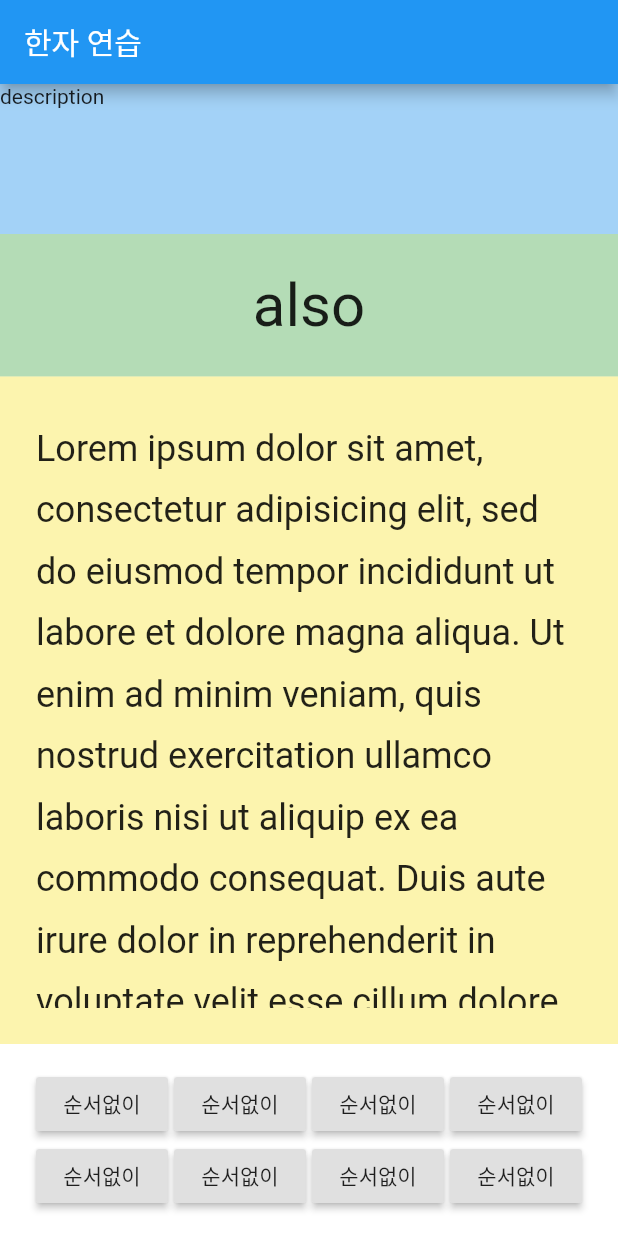
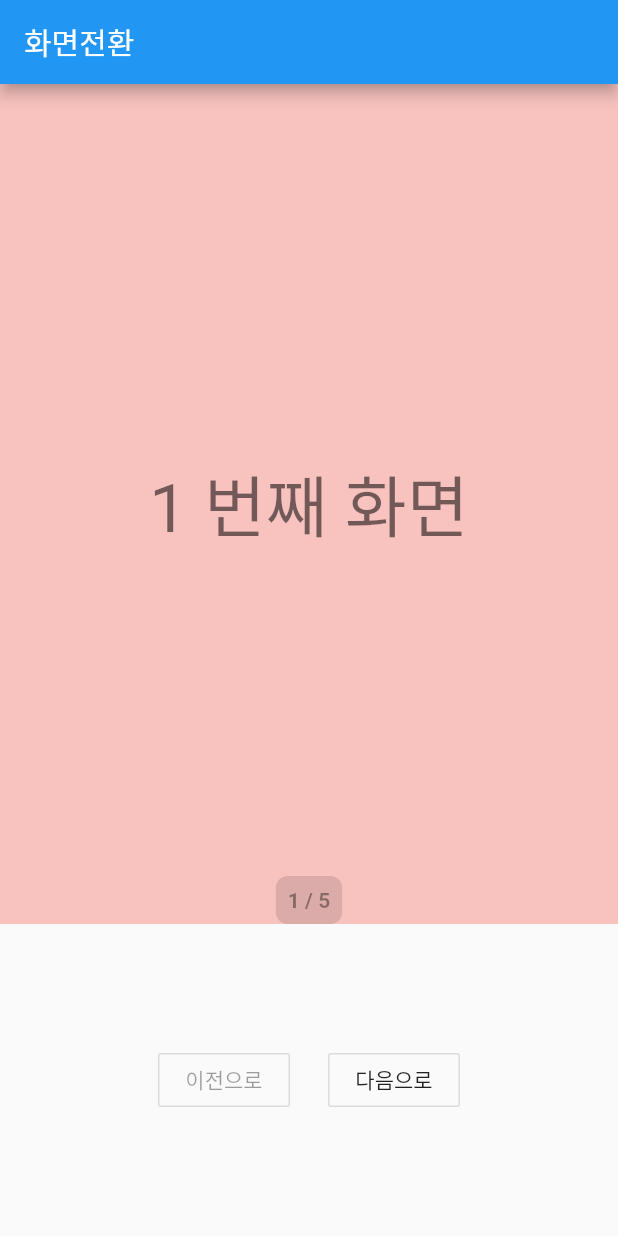
Before and after one commit to ChiwanAhn/flutter_custom_widgets, a Flutter app: the screen it shows after launch, on a phone screen of 412 x 824 dp. Run offline on Flutter 3.47's test engine with Material 2 defaults, Android fonts, the phone set to English and light mode, and no system bars; our stand-ins replace get.

Commit message:
pageview layout 설명

```diff
--- a/lib/main.dart
+++ b/lib/main.dart
@@ -20,102 +20,126 @@ class MyApp extends StatelessWidget {
   }
 }
 
-class LayoutScreen extends StatelessWidget {
+class LayoutScreen extends StatefulWidget {
   const LayoutScreen({Key key}) : super(key: key);
 
   @override
+  _LayoutScreenState createState() => _LayoutScreenState();
+}
+
+class _LayoutScreenState extends State<LayoutScreen> {
+  PageController _controller;
+  int _currentIndex = 0;
+
+  @override
+  void initState() {
+    _controller = PageController();
+    _controller.addListener(() {
+      // FIXME: 다음으로 이동할때 page가 x.5 보다 클때만 _currentIndex를 업데이트
+      // 이전으로 이동할때 page가 x.5 보다 작을때만 _currentIndex를 업데이트
+      setState(() {
+        _currentIndex = _controller.page.toInt();
+      });
+    });
+    super.initState();
+  }
+
+  @override
   Widget build(BuildContext context) {
+    final int _length = 5;
     return Scaffold(
       appBar: AppBar(
-        title: Text('한자 연습'),
-        centerTitle: false,
+        title: Text('화면전환'),
       ),
       body: Column(
-        crossAxisAlignment: CrossAxisAlignment.stretch,
         children: <Widget>[
-          Container(
-            color: Colors.blue.withOpacity(0.4),
-            height: 100,
-            child: Text('description'),
-          ),
-          Container(
-            color: Colors.green.withOpacity(0.4),
-            padding: const EdgeInsets.symmetric(horizontal: 24, vertical: 24),
-            child: Center(
-              child: Text(
-                'also',
-                textAlign: TextAlign.center,
-                style: TextStyle(
-                  fontSize: 40,
-                ),
+          Expanded(
+            child: Container(
+              color: Colors.red.withOpacity(0.3),
+              child: Stack(
+                fit: StackFit.expand,
+                children: <Widget>[
+                  PageView.builder(
+                    controller: _controller,
+                    itemCount: _length,
+                    itemBuilder: (context, index) {
+                      return Container(
+                        child: Center(
+                          child: Text(
+                            '${index + 1} 번째 화면',
+                            style: Get.textTheme.headline3,
+                          ),
+                        ),
+                      );
+                    },
+                  ),
+                  Align(
+                    alignment: Alignment.bottomCenter,
+                    child: SafeArea(
+                      child: Container(
+                        decoration: BoxDecoration(
+                          color: Colors.black12,
+                          borderRadius: BorderRadius.circular(8),
+                        ),
+                        padding: const EdgeInsets.symmetric(
+                            horizontal: 8, vertical: 8),
+                        child: Text(
+                          '${_currentIndex + 1} / $_length',
+                          style: TextStyle(
+                            color: Colors.black38,
+                            fontWeight: FontWeight.bold,
+                          ),
+                        ),
+                      ),
+                    ),
+                  ),
+                ],
               ),
             ),
           ),
-          _buildScrollable(),
-          _buildButtons(),
+          Padding(
+            padding: const EdgeInsets.symmetric(horizontal: 80, vertical: 80),
+            child: SafeArea(
+              child: Row(
+                mainAxisAlignment: MainAxisAlignment.spaceEvenly,
+                children: <Widget>[
+                  OutlineButton(
+                    onPressed: _currentIndex > 0
+                        ? () {
+                            _controller.animateToPage(
+                              _currentIndex - 1,
+                              duration: Duration(milliseconds: 200),
+                              curve: Curves.easeInOut,
+                            );
+                          }
+                        : null,
+                    child: Text('이전으로'),
+                  ),
+                  OutlineButton(
+                    onPressed: _currentIndex < _length - 1
+                        ? () {
+                            _controller.animateToPage(
+                              _currentIndex + 1,
+                              duration: Duration(milliseconds: 200),
+                              curve: Curves.easeInOut,
+                            );
+                          }
+                        : null,
+                    child: Text('다음으로'),
+                  ),
+                ],
+              ),
+            ),
+          ),
         ],
       ),
     );
   }
 
-  Widget _buildScrollable() {
-    return Expanded(
-      child: Container(
-        color: Colors.yellow.withOpacity(0.4),
-        padding: const EdgeInsets.all(24),
-        child: Scrollbar(
-          child: SingleChildScrollView(
-            padding: const EdgeInsets.only(bottom: 80),
-            physics: AlwaysScrollableScrollPhysics(),
-            child: Text(
-              'Lorem ipsum dolor sit amet, consectetur adipisicing elit, sed do eiusmod tempor incididunt ut labore et dolore magna aliqua. Ut enim ad minim veniam, quis nostrud exercitation ullamco laboris nisi ut aliquip ex ea commodo consequat. Duis aute irure dolor in reprehenderit in voluptate velit esse cillum dolore eu fugiat nulla pariatur. Excepteur sint occaecat cupidatat non proident, sunt in culpa qui officia deserunt mollit anim id est laborum.',
-              style: TextStyle(
-                fontSize: 24,
-                height: 1.7,
-              ),
-            ),
-          ),
-        ),
-      ),
-    );
-  }
-
-  Widget _buildButtons() {
-    return Container(
-      color: Colors.white,
-      padding: const EdgeInsets.symmetric(horizontal: 24, vertical: 16),
-      child: SafeArea(
-        child: Column(
-          mainAxisSize: MainAxisSize.min,
-          children: <Widget>[
-            Row(
-              mainAxisAlignment: MainAxisAlignment.spaceBetween,
-              children: <Widget>[
-                ...List.generate(
-                  4,
-                  (index) => RaisedButton(
-                    onPressed: () {},
-                    child: Text('순서없이'),
-                  ),
-                )
-              ],
-            ),
-            Row(
-              mainAxisAlignment: MainAxisAlignment.spaceBetween,
-              children: <Widget>[
-                ...List.generate(
-                  4,
-                  (index) => RaisedButton(
-                    onPressed: () {},
-                    child: Text('순서없이'),
-                  ),
-                )
-              ],
-            ),
-          ],
-        ),
-      ),
-    );
+  @override
+  void dispose() {
+    _controller.dispose();
+    super.dispose();
   }
 }
 
```
